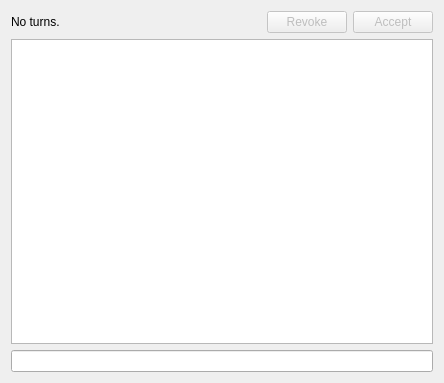
First picture: the form in checkers-client/boardwindow.ui, repository borewicz/checkers, before the edit.
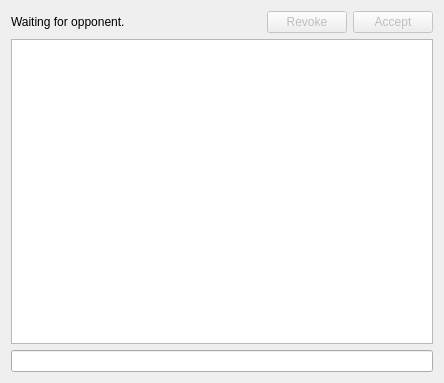
Second picture: the form after the edit.

The edit to the form file:
```diff
--- a/checkers-client/boardwindow.ui
+++ b/checkers-client/boardwindow.ui
@@ -31,7 +31,7 @@
        <item>
         <widget class="QLabel" name="turnsLabel">
          <property name="text">
-          <string>No turns.</string>
+          <string>Waiting for opponent.</string>
          </property>
         </widget>
        </item>
```
